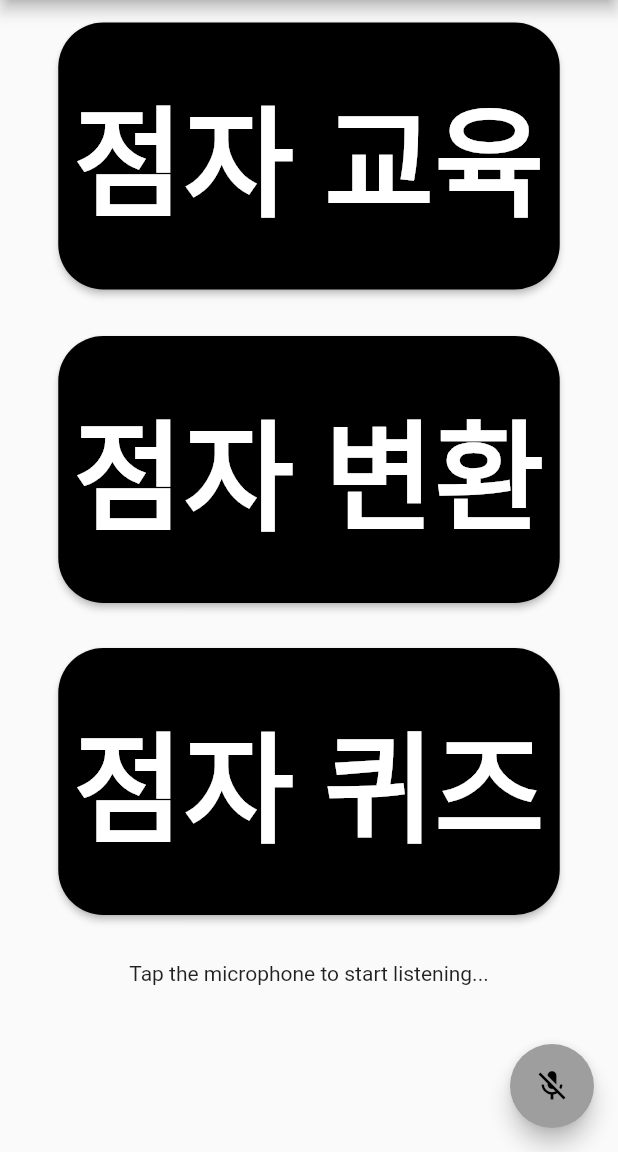
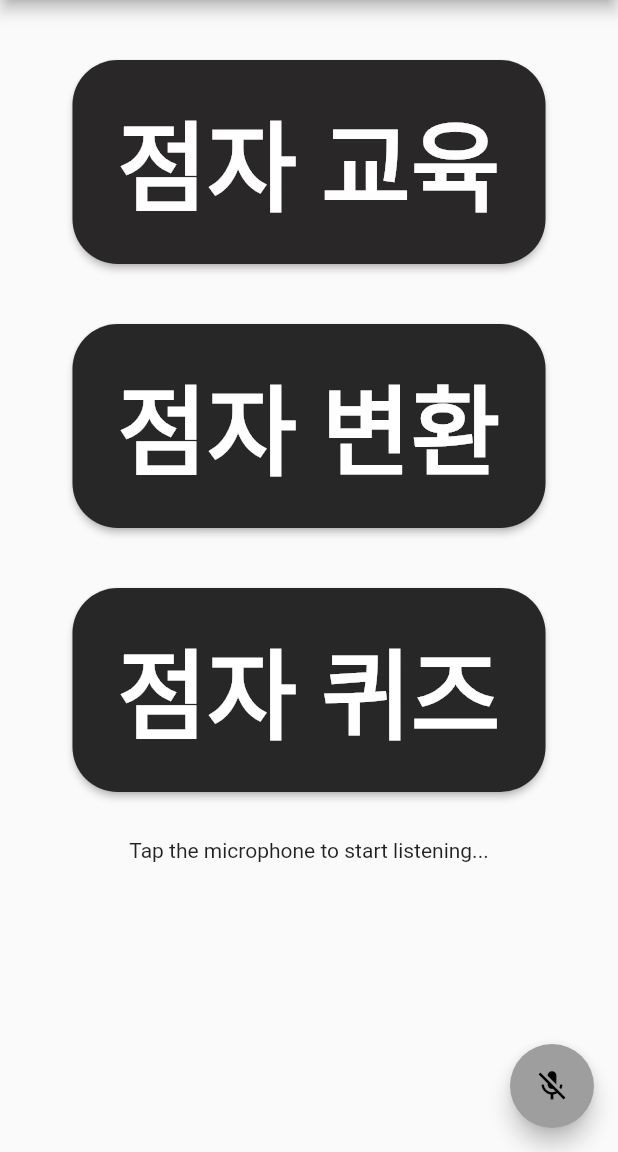
Before and after one commit to AshgrayIM/KU_hci_project, a Flutter app: the screen it shows after launch, on a phone screen of 412 x 824 dp, the part 84-1236 px from its top. Run offline on Flutter 3.47's test engine with Material 2 defaults, Android fonts, the phone set to English and light mode, and no system bars; our stand-ins replace audioplayers, flutter_tts, page_transition, permission_handler, speech_to_text, vibration.

Commit message:
메인화면 ui 일부 변경

```diff
--- a/hci_project_temp/lib/drawer.dart
+++ b/hci_project_temp/lib/drawer.dart
@@ -12,7 +12,7 @@ class MyDrawer extends Drawer{
         padding: EdgeInsets.zero,
         children: [
           DrawerHeader(child: Text("HCI\nBraille Education",style: TextStyle(fontSize: 30.0,fontWeight: FontWeight.bold,color: Colors.white),),
-            decoration: BoxDecoration(color: Colors.black,borderRadius: BorderRadius.only(bottomLeft: Radius.circular(30.0),bottomRight: Radius.circular(30.0))),),
+            decoration: BoxDecoration(color: Color(0xff272727),borderRadius: BorderRadius.only(bottomLeft: Radius.circular(30.0),bottomRight: Radius.circular(30.0))),),
           ListTile(
             title: Text("점자 교육",style: TextStyle(fontSize: 50.0),),
             onTap: (){
--- a/hci_project_temp/lib/home.dart
+++ b/hci_project_temp/lib/home.dart
@@ -78,11 +78,11 @@ class _MyHomeState extends State<MyHome>{
           children: [
             //첫번째 버튼 Mode1 점자 교육
             Container(
-              margin: const EdgeInsets.only(left: 10.0,top: 15, right: 10.0,bottom: 16.0),
+              margin: const EdgeInsets.only(left: 10.0,top: 40, right: 10.0,bottom: 20.0),
               child: RaisedButton(
-                  padding: EdgeInsets.fromLTRB(10,30,10,30),
-                  child: Text("점자 교육", style: TextStyle(fontSize: 80.0, fontWeight: FontWeight.bold,color: Colors.white),),
-                  color: Colors.black,
+                  padding: EdgeInsets.fromLTRB(30,20,30,20),
+                  child: Text("점자 교육", style: TextStyle(fontSize: 65.0, fontWeight: FontWeight.bold,color: Colors.white),),
+                  color: Color(0xff292727),
                   onPressed: (){
                     Navigator.push(context, MaterialPageRoute(builder: (context)=>MyMode1(0)));
                   },
@@ -91,11 +91,11 @@ class _MyHomeState extends State<MyHome>{
             ),
             //두번째 버튼 mode2 점자 변환
             Container(
-              margin: const EdgeInsets.only(left: 10.0,top: 15.0, right: 10.0,bottom: 15.0),
+              margin: const EdgeInsets.only(left: 10.0,top: 20.0, right: 10.0,bottom: 20.0),
               child: RaisedButton(
-                padding: EdgeInsets.fromLTRB(10,30,10,30),
-                child: Text("점자 변환", style: TextStyle(fontSize: 80.0,fontWeight: FontWeight.bold,color: Colors.white),),
-                color: Colors.black,
+                padding: EdgeInsets.fromLTRB(30,20,30,20),
+                child: Text("점자 변환", style: TextStyle(fontSize: 65.0,fontWeight: FontWeight.bold,color: Colors.white),),
+                color: Color(0xff272727),
                 onPressed: (){
                   Navigator.push(context, MaterialPageRoute(builder: (context)=>MyMode2()));
                 },
@@ -104,11 +104,11 @@ class _MyHomeState extends State<MyHome>{
             ),
             //세번째 버튼 mode3 점자 퀴즈
             Container(
-              margin: const EdgeInsets.only(left: 10.0,top: 15.0, right: 10.0,bottom: 15.0),
+              margin: const EdgeInsets.only(left: 10.0,top: 20.0, right: 10.0,bottom: 15.0),
               child: RaisedButton(
-                padding: EdgeInsets.fromLTRB(10,30,10,30),
-                child: Text("점자 퀴즈", style: TextStyle(fontSize: 80.0,fontWeight: FontWeight.bold,color: Colors.white),),
-                color: Colors.black,
+                padding: EdgeInsets.fromLTRB(30,20,30,20),
+                child: Text("점자 퀴즈", style: TextStyle(fontSize: 65.0,fontWeight: FontWeight.bold,color: Colors.white),),
+                color: Color(0xff272727),
                 onPressed: (){
                   Navigator.push(context, MaterialPageRoute(builder: (context)=>MyMode3(false,true)));
                 },
```
